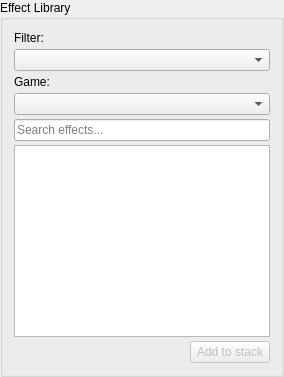
Wolfieeewolf/OpenRGB3DSpatialPlugin, file ui/forms/EffectLibraryPanel.ui: the form before one commit.
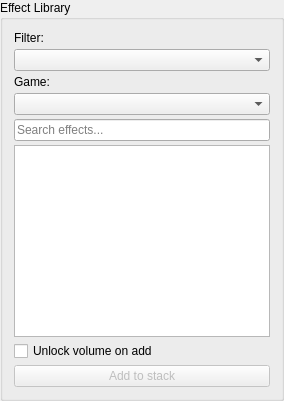
The form after the commit.

Commit message:
feat: keep effect volumes locked to the gizmo OBB
Pin unlocked volumes to an absolute world origin, share controller Euler math with the wireframe, retune gizmo sizing/drag, and align axis colors with room guide labels.

The edit to the form file:
```diff
--- a/ui/forms/EffectLibraryPanel.ui
+++ b/ui/forms/EffectLibraryPanel.ui
@@ -73,19 +73,17 @@
     </widget>
    </item>
    <item>
-    <layout class="QHBoxLayout" name="addButtonRow">
-     <item>
-      <spacer name="addButtonSpacer">
-       <property name="orientation">
-        <enum>Qt::Horizontal</enum>
-       </property>
-       <property name="sizeHint" stdset="0">
-        <size>
-         <width>40</width>
-         <height>20</height>
-        </size>
-       </property>
-      </spacer>
+    <widget class="QCheckBox" name="unlockVolumeOnAddCheck">
+     <property name="text">
+      <string>Unlock volume on add</string>
+     </property>
+     <property name="toolTip">
+      <string>When checked, new stack layers start with volume tools unlocked (gizmo place/rotate/scale/skew and volume shape). Off by default for the standard fill-grid feel; you can unlock any layer later on its stack card.</string>
+     </property>
+     <property name="checked">
+      <bool>false</bool>
+     </property>
+    </widget>
      </item>
      <item>
       <widget class="QPushButton" name="addToStackButton">
@@ -96,8 +94,6 @@
         <string>Add to stack</string>
        </property>
       </widget>
-     </item>
-    </layout>
    </item>
   </layout>
  </widget>
```
Left out of the diff: 3 changed lines with no effect on the pictures. Lines whose indentation alone changed are shown as unchanged. The commit also changes 27 other files.
